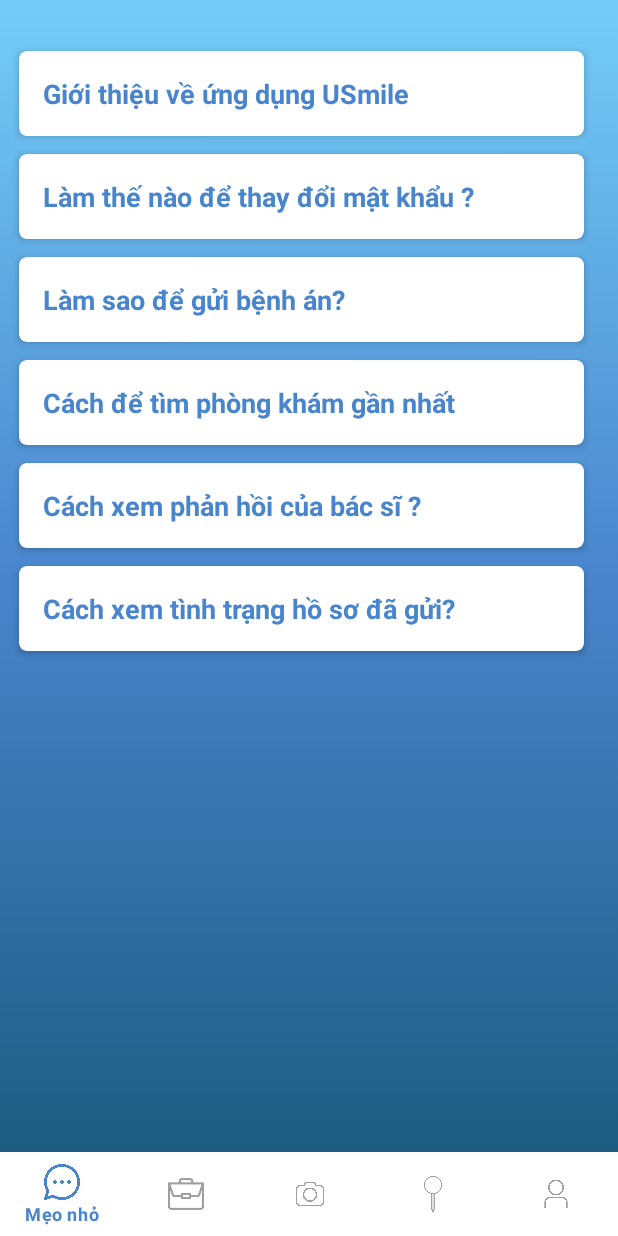
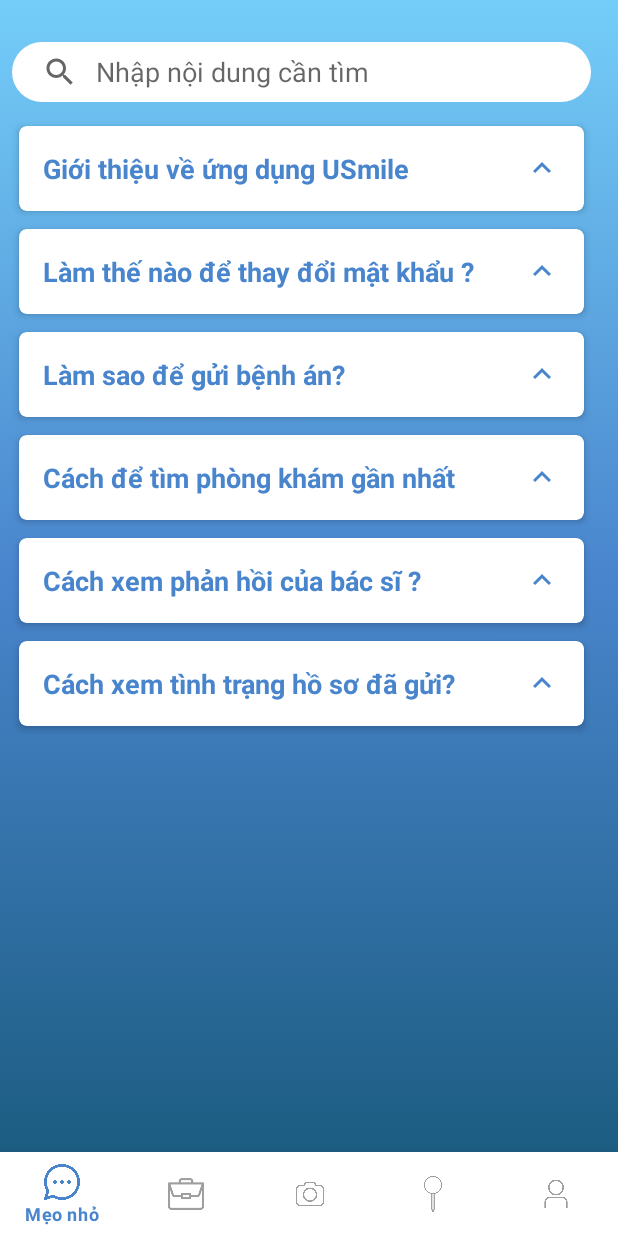
Before and after one commit to NamPham1906/FamilyBonding, an Android app: the screen it shows after launch (MainActivity), after a tap on "Hướng dẫn sử dụng", on a phone screen of 412 x 824 dp. Run offline under Robolectric (Android 15) with nearby library versions, the phone set to English and light mode, and no system bars.

Commit message:
Update UI for User Instruction - Add arrow icon when expand/collapse - Add search view (not complete)

```diff
--- a/app/src/main/java/com/example/usmile/user/adapters/InstructionItemAdapter.java
+++ b/app/src/main/java/com/example/usmile/user/adapters/InstructionItemAdapter.java
@@ -1,5 +1,7 @@
 package com.example.usmile.user.adapters;
 
+import android.content.Context;
+import android.graphics.drawable.Drawable;
 import android.view.LayoutInflater;
 import android.view.View;
 import android.view.ViewGroup;
@@ -18,6 +20,7 @@ import java.util.List;
 public class InstructionItemAdapter extends RecyclerView.Adapter<InstructionItemAdapter.InstructionItemViewHolder> {
 
     List<InstructionItem> instructionItems;
+    Context context;
 
     public InstructionItemAdapter(List<InstructionItem> instructionItems) {
         this.instructionItems = instructionItems;
@@ -27,6 +30,8 @@ public class InstructionItemAdapter extends RecyclerView.Adapter<InstructionItem
     @Override
     public InstructionItemAdapter.InstructionItemViewHolder onCreateViewHolder(@NonNull ViewGroup parent, int viewType) {
         View view = LayoutInflater.from(parent.getContext()).inflate(R.layout.settings_instruction_item_layout, parent, false);
+
+        context = parent.getContext();
 
         return new InstructionItemViewHolder(view);
     }
@@ -41,6 +46,16 @@ public class InstructionItemAdapter extends RecyclerView.Adapter<InstructionItem
 
         boolean isExpandable = item.isExpandable();
         holder.expandableLayout.setVisibility(isExpandable ? View.VISIBLE : View.GONE);
+
+        // expandable = down arrow
+        if (isExpandable)
+            holder.questionTextView.setCompoundDrawablesWithIntrinsicBounds(0, 0, R.drawable.arrow_down, 0);
+        // can not expand anymore = up arrow
+        else
+            holder.questionTextView.setCompoundDrawablesWithIntrinsicBounds(0, 0, R.drawable.arrow_up, 0);
+
+
+
     }
 
     @Override
--- /dev/null
+++ b/app/src/main/res/drawable/all_rounded_search_view_shape.xml
@@ -0,0 +1,10 @@
+<?xml version="1.0" encoding="utf-8"?>
+<shape xmlns:android="http://schemas.android.com/apk/res/android"
+    android:shape="rectangle">
+
+    <solid android:color="@color/white"/>
+
+    <corners
+        android:radius="20dp"/>
+
+</shape>
--- /dev/null
+++ b/app/src/main/res/drawable/arrow_down.xml
@@ -0,0 +1,5 @@
+<vector android:height="24dp" android:tint="@color/primary_blue"
+    android:viewportHeight="24" android:viewportWidth="24"
+    android:width="24dp" xmlns:android="http://schemas.android.com/apk/res/android">
+    <path android:fillColor="@color/primary_blue" android:pathData="M7.41,8.59L12,13.17l4.59,-4.58L18,10l-6,6 -6,-6 1.41,-1.41z"/>
+</vector>
--- /dev/null
+++ b/app/src/main/res/drawable/arrow_up.xml
@@ -0,0 +1,5 @@
+<vector android:height="24dp" android:tint="@color/primary_blue"
+    android:viewportHeight="24" android:viewportWidth="24"
+    android:width="24dp" xmlns:android="http://schemas.android.com/apk/res/android">
+    <path android:fillColor="@color/primary_blue" android:pathData="M7.41,15.41L12,10.83l4.59,4.58L18,14l-6,-6 -6,6z"/>
+</vector>
--- a/app/src/main/res/layout/fragment_setting_intructions.xml
+++ b/app/src/main/res/layout/fragment_setting_intructions.xml
@@ -15,9 +15,21 @@
         android:layout_marginEnd="10dp"
         android:orientation="vertical"
         android:layout_width="match_parent"
-        android:layout_height="match_parent">
+        android:layout_height="match_parent"
+        >
+
+        <androidx.appcompat.widget.SearchView
+            android:id="@+id/instructionSearchView"
+            android:layout_width="match_parent"
+            android:layout_height="40dp"
+            app:queryHint="Nhập nội dung cần tìm"
+            app:queryBackground="@android:color/transparent"
+            app:iconifiedByDefault="false"
+            android:background="@drawable/all_rounded_search_view_shape"
+            />
 
         <androidx.recyclerview.widget.RecyclerView
+            android:layout_marginTop="10dp"
             android:id="@+id/instructionItemRecyclerView"
             android:layout_width="match_parent"
             android:layout_height="wrap_content"
--- a/app/src/main/res/layout/settings_instruction_item_layout.xml
+++ b/app/src/main/res/layout/settings_instruction_item_layout.xml
@@ -19,6 +19,8 @@
             android:layout_height="wrap_content"
             android:text="Giới thiệu về ứng dụng Usmile"
             android:textColor="@color/primary_blue"
+            android:drawableRight="@drawable/arrow_down"
+            android:drawableTint="@color/primary_blue"
             android:textSize="18sp"
             android:padding="16dp"
             android:textStyle="bold"/>
```
